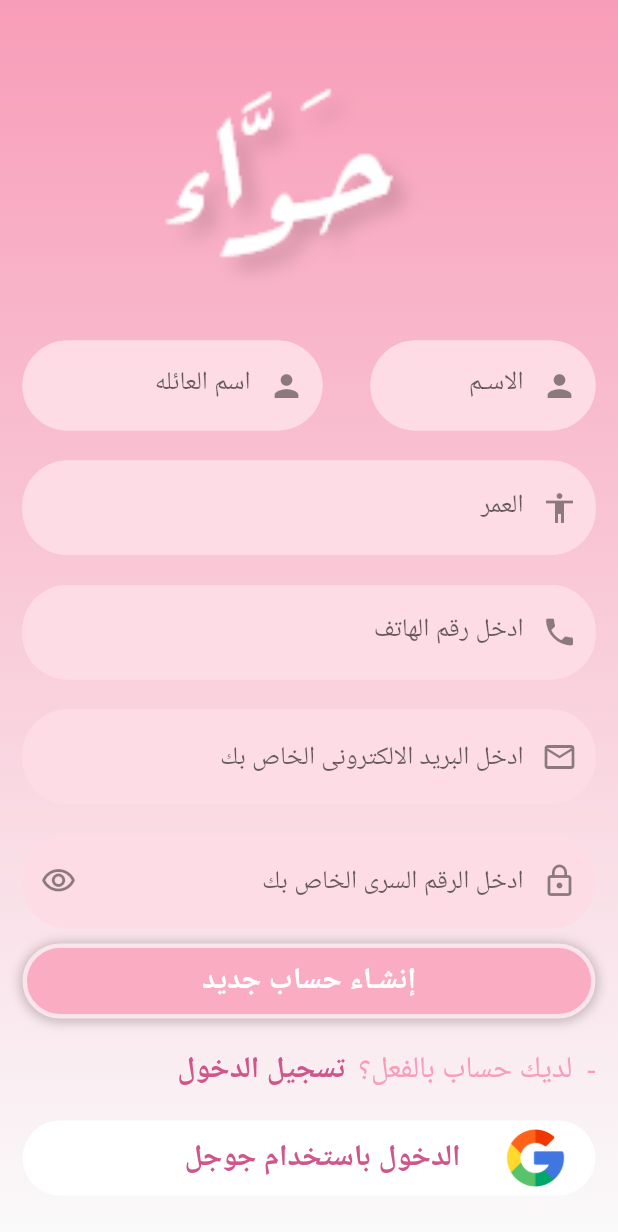
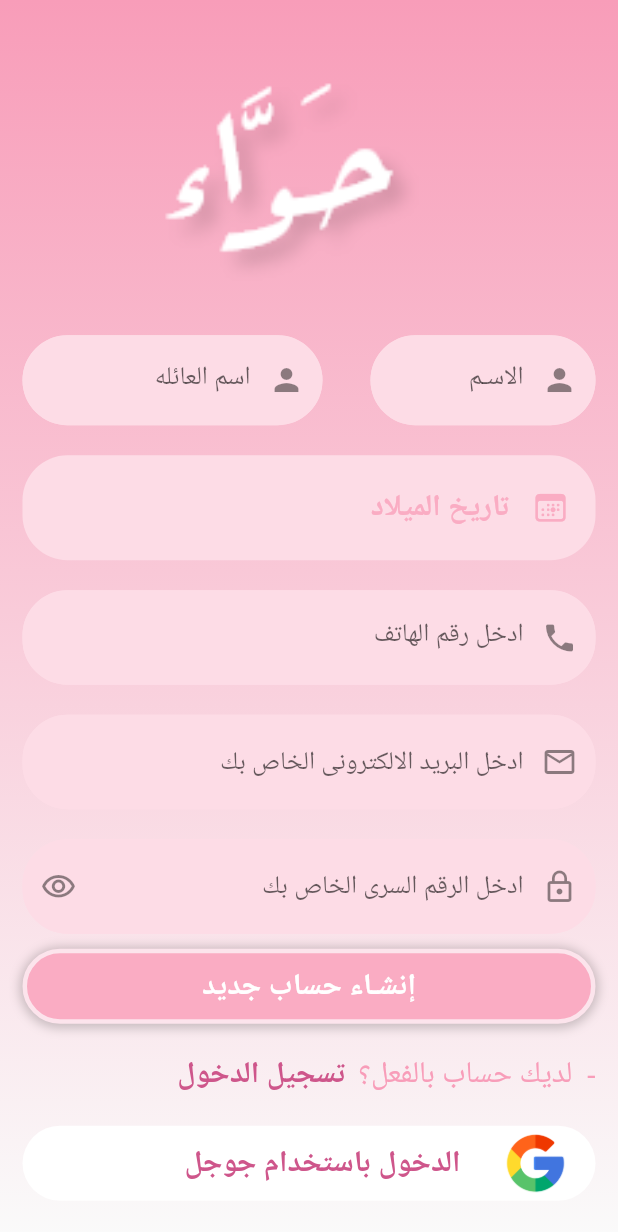
Before and after one commit to elsoudy222/Hawwah, a Flutter app: the SignupScreen screen opened directly, on a phone screen of 412 x 824 dp. Shown: the top 1232 px of the screen. Run offline on Flutter 3.47's test engine with Material 2 defaults, Android fonts, the phone set to English and light mode, and no system bars; our stand-ins replace bloc, device_preview, dio, dropdown_button2, easy_localization, flutter_bloc and 6 more; missing offline and left inert: splash_screen_view; accounts and stored records are empty.

Commit message:
date picker

```diff
--- a/lib/modules/signUp/sign_up_screen.dart
+++ b/lib/modules/signUp/sign_up_screen.dart
@@ -1,21 +1,36 @@
+import 'package:flutter/cupertino.dart';
 import 'package:flutter/material.dart';
+import 'package:cupertino_icons/cupertino_icons.dart';
 import 'package:flutter_bloc/flutter_bloc.dart';
 import 'package:hawwah/modules/login/login_screen.dart';
 import 'package:hawwah/modules/signUp/cubit/signup_cubit.dart';
 import 'package:hawwah/modules/signUp/cubit/signup_states.dart';
 import 'package:hawwah/shared/components/colors.dart';
 import 'package:hexcolor/hexcolor.dart';
+import 'dart:io';
+import 'package:easy_localization/easy_localization.dart';
 import '../../shared/components/components.dart';
 
-class SignupScreen extends StatelessWidget {
+class SignupScreen extends StatefulWidget {
   SignupScreen({Key? key}) : super(key: key);
 
+  @override
+  State<SignupScreen> createState() => _SignupScreenState();
+}
+
+class _SignupScreenState extends State<SignupScreen> {
   var formKey = GlobalKey<FormState>();
+
   var firstNameController = TextEditingController();
+
   var lastNameController = TextEditingController();
+
   var ageController = TextEditingController();
+
   var phoneController = TextEditingController();
+
   var emailController = TextEditingController();
+
   var passwordController = TextEditingController();
 
   @override
@@ -88,18 +103,58 @@ class SignupScreen extends StatelessWidget {
                             const SizedBox(
                               height: 20.0,
                             ),
-                            defaultFormField(
-                              controller: ageController,
-                              keyboardType: TextInputType.number,
-                              label: "العمر",
-                              hintText: "ادخل العمر الخاص بك ",
-                              prefix: Icons.accessibility,
-                              validate: (String? value) {
-                                if (value!.isEmpty) {
-                                  return 'برجاء ادخال العمر';
-                                }
-                                return null;
+
+                            InkWell(
+                              onTap: (){
+                                showIOSDatePicker(context: context);
                               },
+                              child:
+                                  Container(
+                                    height: 70,
+                                    width: MediaQuery.of(context).size.width,
+                                    decoration: BoxDecoration(
+                                      borderRadius: BorderRadius.circular(30),
+                                      color: secondaryColor,
+                                    ),
+
+                                    child: Padding(
+                                      padding: const EdgeInsets.all(8.0),
+                                      child: Row(
+                                        // mainAxisAlignment: MainAxisAlignment.spaceBetween,
+                                        children: [
+                                           Padding(
+                                             padding: const EdgeInsets.symmetric(horizontal:10),
+                                             child: Icon(CupertinoIcons.calendar_today,color: primaryColor,),
+                                           ),
+                                           Padding(
+                                             padding: const EdgeInsets.symmetric(horizontal: 5),
+                                             child: Text(myDate==null? "تاريخ الميلاد" : myDate!,
+                                              style: TextStyle(
+                                                color: primaryColor,
+                                                fontSize: 20,
+                                                fontWeight: FontWeight.bold,
+                                              ),
+                                          ),
+                                           ),
+                                        ],
+                                      ),
+                                    ),
+
+                                  ),
+
+                              // defaultFormField(
+                              //   controller: ageController,
+                              //   keyboardType: TextInputType.number,
+                              //   label: "العمر",
+                              //   hintText: "ادخل العمر الخاص بك ",
+                              //   prefix: Icons.accessibility,
+                              //   validate: (String? value) {
+                              //     if (value!.isEmpty) {
+                              //       return 'برجاء ادخال العمر';
+                              //     }
+                              //     return null;
+                              //   },
+                              // ),
                             ),
                             const SizedBox(
                               height: 20.0,
@@ -241,4 +296,46 @@ class SignupScreen extends StatelessWidget {
       ),
     );
   }
+
+  String? myDate;
+
+  final f = DateFormat('yyyy-MM-dd');
+
+  showIOSDatePicker({BuildContext? context}) {
+    return showCupertinoModalPopup(
+      context: context!,
+      builder: (c) {
+        return Container(
+          height: 360,
+          decoration: const BoxDecoration(borderRadius: BorderRadius.only(topRight: Radius.circular(30), topLeft: Radius.circular(30)), color: Colors.white),
+          child: Column(
+            children: [
+              Container(
+                height: 300,
+                child: CupertinoDatePicker(
+                  maximumDate: DateTime.now(),
+                  mode: CupertinoDatePickerMode.date,
+                  initialDateTime: DateTime(2000, 1, 1),
+                  minimumDate: DateTime(1960, 1, 1),
+                  minimumYear: 1955,
+                  onDateTimeChanged: (DateTime newDateTime) {
+                    setState(() {
+                      myDate = f.format(newDateTime);
+                    });
+                  },
+                ),
+              ),
+              defaultButton(
+                radius: 30,
+                width: MediaQuery.of(context).size.width*.7,
+                onPressed: ()=> Navigator.pop(context),
+                text: "تأكيد",
+                fontSize: 24,
+              ),
+            ],
+          ),
+        );
+      },
+    );
+  }
 }
--- a/pubspec.yaml
+++ b/pubspec.yaml
@@ -43,6 +43,9 @@ dependencies:
   google_fonts: ^2.3.1
   stylish_bottom_bar: ^0.0.6
   curved_navigation_bar: ^1.0.3
+
+  easy_localization: ^3.0.0
+
 
   device_preview: ^1.0.0
 
```
Also changed, not shown: pubspec.lock.
